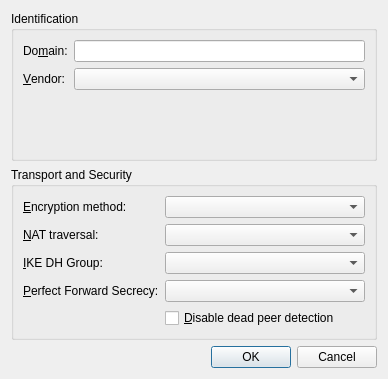
Above: vpn/vpnc/vpncadvanced.ui from KDE/plasma-nm before the change. Below: the same form after it.
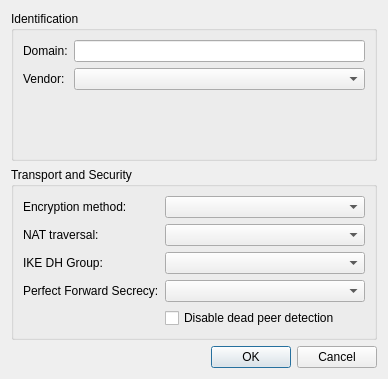
That is the form after the change. Custom widgets are drawn as their Qt base class.

Patch:
```diff
--- a/vpn/vpnc/vpncadvanced.ui
+++ b/vpn/vpnc/vpncadvanced.ui
@@ -21,7 +21,7 @@
       <item row="0" column="0">
        <widget class="QLabel" name="label">
         <property name="text">
-         <string>Do&amp;main:</string>
+         <string>Domain:</string>
         </property>
         <property name="buddy">
          <cstring>domain</cstring>
@@ -34,7 +34,7 @@
       <item row="1" column="0">
        <widget class="QLabel" name="label_2">
         <property name="text">
-         <string>&amp;Vendor:</string>
+         <string>Vendor:</string>
         </property>
         <property name="buddy">
          <cstring>vendor</cstring>
@@ -63,7 +63,7 @@
       <item row="0" column="0">
        <widget class="QLabel" name="label_3">
         <property name="text">
-         <string>&amp;Encryption method:</string>
+         <string>Encryption method:</string>
         </property>
         <property name="buddy">
          <cstring>encryption</cstring>
@@ -83,7 +83,7 @@
       <item row="1" column="0">
        <widget class="QLabel" name="label_4">
         <property name="text">
-         <string>&amp;NAT traversal:</string>
+         <string>NAT traversal:</string>
         </property>
         <property name="buddy">
          <cstring>nat</cstring>
@@ -103,7 +103,7 @@
       <item row="2" column="0">
        <widget class="QLabel" name="label_5">
         <property name="text">
-         <string>&amp;IKE DH Group:</string>
+         <string>IKE DH Group:</string>
         </property>
         <property name="buddy">
          <cstring>dhGroup</cstring>
@@ -123,7 +123,7 @@
       <item row="3" column="0">
        <widget class="QLabel" name="label_6">
         <property name="text">
-         <string>&amp;Perfect Forward Secrecy:</string>
+         <string>Perfect Forward Secrecy:</string>
         </property>
         <property name="buddy">
          <cstring>pfs</cstring>
@@ -149,7 +149,7 @@
          </sizepolicy>
         </property>
         <property name="text">
-         <string>&amp;Disable dead peer detection</string>
+         <string>Disable dead peer detection</string>
         </property>
        </widget>
       </item>
```
